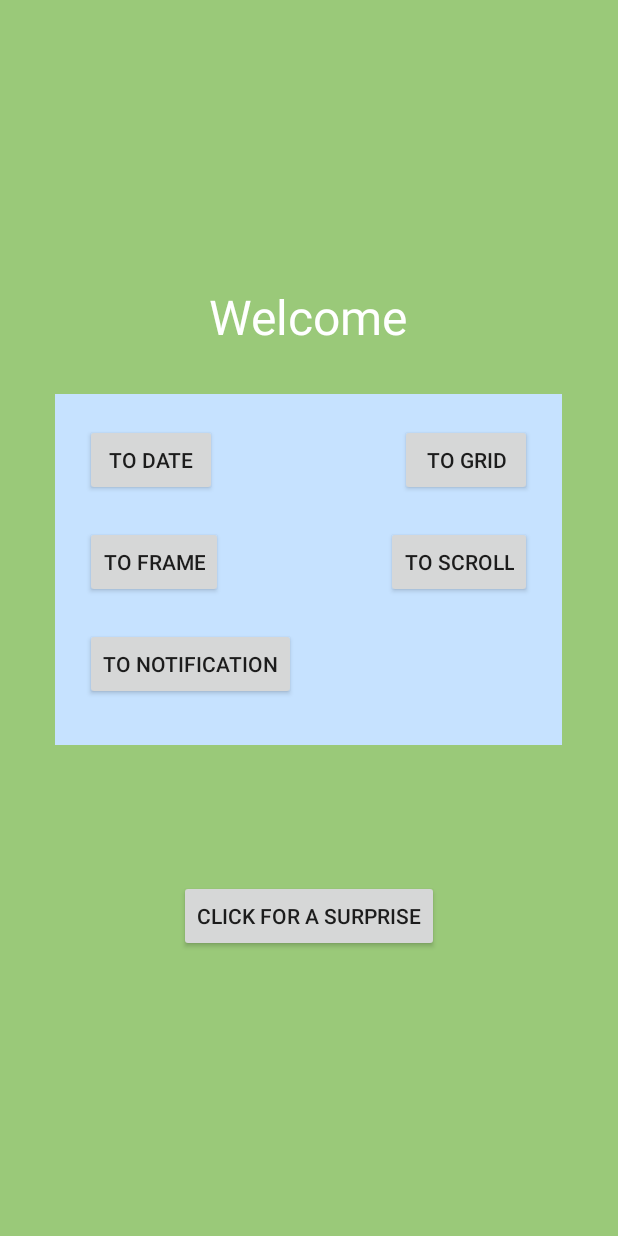
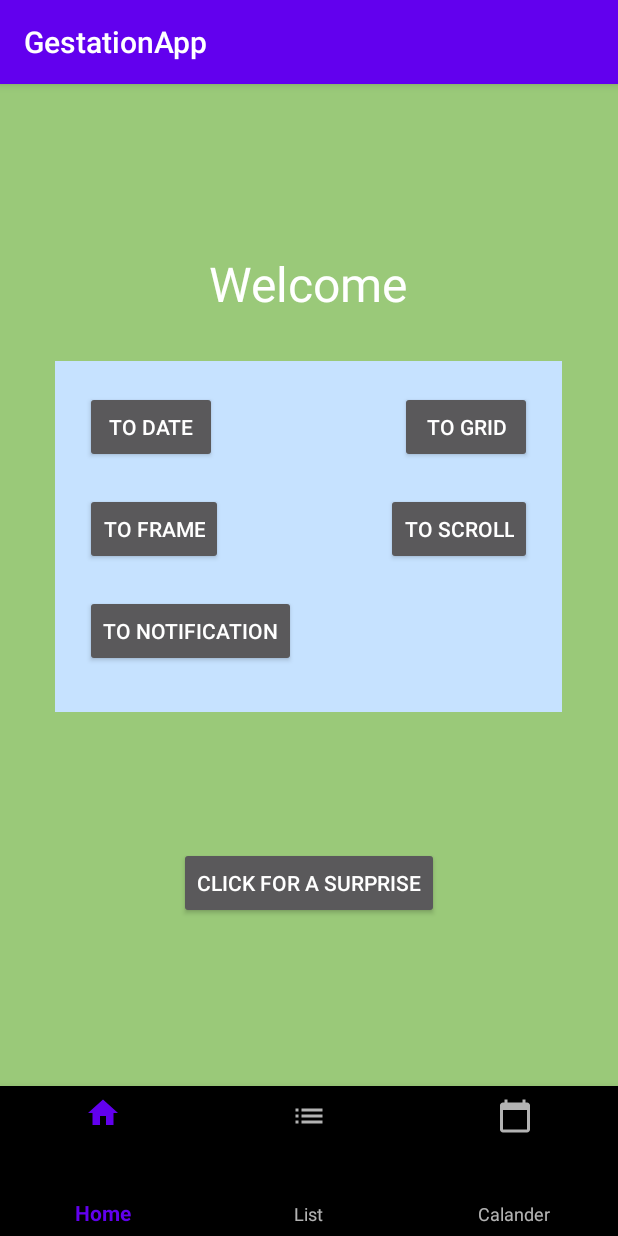
Before and after one commit to andrew-of-ulster/GestationApp, an Android app: the screen it shows after launch (MainActivity), on a phone screen of 412 x 824 dp. Run offline under Robolectric (Android 15) with nearby library versions, the phone set to English and light mode, and no system bars.

Commit message:
Added Nav bar - was painful

```diff
--- a/app/build.gradle
+++ b/app/build.gradle
@@ -21,6 +21,11 @@ android {
             proguardFiles getDefaultProguardFile('proguard-android-optimize.txt'), 'proguard-rules.pro'
         }
     }
+
+    buildFeatures{
+        viewBinding true
+    }
+
     compileOptions {
         sourceCompatibility JavaVersion.VERSION_1_8
         targetCompatibility JavaVersion.VERSION_1_8
@@ -32,6 +37,7 @@ dependencies {
     implementation 'androidx.appcompat:appcompat:1.3.0'
     implementation 'com.google.android.material:material:1.4.0'
     implementation 'androidx.constraintlayout:constraintlayout:2.0.4'
+    implementation 'androidx.legacy:legacy-support-v4:1.0.0'
     testImplementation 'junit:junit:4.13.2'
     androidTestImplementation 'androidx.test.ext:junit:1.1.3'
     androidTestImplementation 'androidx.test.espresso:espresso-core:3.4.0'
--- a/app/src/main/java/com/example/gestationapp/MainActivity.java
+++ b/app/src/main/java/com/example/gestationapp/MainActivity.java
@@ -1,6 +1,9 @@
 package com.example.gestationapp;
 
 import androidx.appcompat.app.AppCompatActivity;
+import androidx.fragment.app.Fragment;
+import androidx.fragment.app.FragmentManager;
+import androidx.fragment.app.FragmentTransaction;
 
 import android.content.Intent;
 import android.os.Bundle;
@@ -8,7 +11,11 @@ import android.view.View;
 import android.widget.Button;
 import android.widget.TextView;
 
+import com.example.gestationapp.databinding.ActivityMainBinding;
+
 public class MainActivity extends AppCompatActivity {
+
+    ActivityMainBinding binding;
 
     Button firstButton,toDateBut,toScrollBut, toFrameBut, toGridBut, toNotiBut;
     TextView welcome;
@@ -18,7 +25,8 @@ public class MainActivity extends AppCompatActivity {
     @Override
     protected void onCreate(Bundle savedInstanceState) {
         super.onCreate(savedInstanceState);
-        setContentView(R.layout.activity_main);
+        binding =ActivityMainBinding.inflate(getLayoutInflater());
+        setContentView(binding.getRoot());
 
         welcome = (TextView) findViewById(R.id.textView);
 
@@ -81,7 +89,28 @@ public class MainActivity extends AppCompatActivity {
             }
         });
 
+        binding.bottomNavigationView.setOnItemSelectedListener(item -> {
+            switch (item.getItemId()) {
+                case R.id.home:
+                    replaceFragment(new HomeFragment());
+                    break;
+                case R.id.list:
+                    replaceFragment(new ListFragment());
+                    break;
+                case R.id.Calander:
+                    replaceFragment(new CalendarFragment());
+            }
+            return true;
+        });
+
+
     }
 
+    private void replaceFragment(Fragment fragment){
+        FragmentManager fragmentManager = getSupportFragmentManager();
+        FragmentTransaction fragmentTransaction = fragmentManager.beginTransaction();
+        fragmentTransaction.replace(R.id.frame_Layout, fragment);
+        fragmentTransaction.commit();
+    }
 
 }
--- /dev/null
+++ b/app/src/main/res/drawable/ic_baseline_calendar_today_24.xml
@@ -0,0 +1,5 @@
+<vector android:height="24dp" android:tint="#0323FF"
+    android:viewportHeight="24" android:viewportWidth="24"
+    android:width="24dp" xmlns:android="http://schemas.android.com/apk/res/android">
+    <path android:fillColor="@android:color/white" android:pathData="M20,3h-1L19,1h-2v2L7,3L7,1L5,1v2L4,3c-1.1,0 -2,0.9 -2,2v16c0,1.1 0.9,2 2,2h16c1.1,0 2,-0.9 2,-2L22,5c0,-1.1 -0.9,-2 -2,-2zM20,21L4,21L4,8h16v13z"/>
+</vector>
--- /dev/null
+++ b/app/src/main/res/drawable/ic_baseline_home_24.xml
@@ -0,0 +1,5 @@
+<vector android:height="24dp" android:tint="#0323FF"
+    android:viewportHeight="24" android:viewportWidth="24"
+    android:width="24dp" xmlns:android="http://schemas.android.com/apk/res/android">
+    <path android:fillColor="@android:color/white" android:pathData="M10,20v-6h4v6h5v-8h3L12,3 2,12h3v8z"/>
+</vector>
--- /dev/null
+++ b/app/src/main/res/drawable/ic_baseline_list_24.xml
@@ -0,0 +1,5 @@
+<vector android:height="24dp" android:tint="#0323FF"
+    android:viewportHeight="24" android:viewportWidth="24"
+    android:width="24dp" xmlns:android="http://schemas.android.com/apk/res/android">
+    <path android:fillColor="@android:color/white" android:pathData="M3,13h2v-2L3,11v2zM3,17h2v-2L3,15v2zM3,9h2L5,7L3,7v2zM7,13h14v-2L7,11v2zM7,17h14v-2L7,15v2zM7,7v2h14L21,7L7,7z"/>
+</vector>
--- a/app/src/main/res/layout/activity_main.xml
+++ b/app/src/main/res/layout/activity_main.xml
@@ -8,96 +8,101 @@
     tools:context=".MainActivity">
 
 
+    <FrameLayout
+        android:id = "@+id/frame_Layout"
+        android:layout_width="0dp"
+        android:layout_height="0dp"
+        app:layout_constraintBottom_toTopOf="@+id/bottomNavigationView"
+        app:layout_constraintEnd_toEndOf="parent"
+        app:layout_constraintStart_toStartOf="parent"
+        app:layout_constraintTop_toTopOf="parent">
+
 
         <LinearLayout
-    android:orientation="vertical"
             android:layout_width="match_parent"
             android:layout_height="match_parent"
+            android:gravity="center"
+            android:orientation="vertical"
             app:layout_constraintBottom_toBottomOf="parent"
             app:layout_constraintLeft_toLeftOf="parent"
             app:layout_constraintRight_toRightOf="parent"
             app:layout_constraintTop_toTopOf="parent"
-    android:gravity="center"
-
 
 
             >
+
             <TextView
                 android:id="@+id/textView"
                 android:layout_width="wrap_content"
                 android:layout_height="wrap_content"
+                android:layout_gravity="center"
+                android:layout_marginBottom="30dp"
                 android:text="Welcome"
                 android:textColor="#ffffff"
-        android:layout_gravity="center"
-        android:layout_marginBottom="30dp"
                 android:textSize="32dp"
 
                 />
 
             <LinearLayout
-        android:orientation="horizontal"
                 android:layout_width="wrap_content"
                 android:layout_height="wrap_content"
                 android:layout_marginBottom="10dp"
-        android:background = "#C6E2FF"
+                android:background="#C6E2FF"
+                android:orientation="horizontal"
                 android:padding="20dp">
 
                 <LinearLayout
-        android:orientation="vertical"
                     android:layout_width="wrap_content"
                     android:layout_height="wrap_content"
                     android:layout_marginBottom="10dp"
+                    android:orientation="vertical"
 
                     >
+
                     <Button
                         android:id="@+id/nextLayout"
                         android:layout_width="wrap_content"
                         android:layout_height="wrap_content"
-            android:text="To Date"
-            android:layout_marginBottom="20dp"/>
+                        android:layout_marginBottom="20dp"
+                        android:text="To Date" />
 
                     <Button
                         android:id="@+id/toFrameButton"
                         android:layout_width="wrap_content"
                         android:layout_height="wrap_content"
-            android:text="To Frame"
                         android:layout_marginRight="20dp"
                         android:layout_marginBottom="20dp"
-            />
+                        android:text="To Frame" />
 
                     <Button
                         android:id="@+id/toNotiButton"
                         android:layout_width="wrap_content"
                         android:layout_height="wrap_content"
-            android:text="To Notification"
                         android:layout_marginRight="20dp"
-            />
+                        android:text="To Notification" />
 
                 </LinearLayout>
 
                 <LinearLayout
-        android:orientation="vertical"
                     android:layout_width="wrap_content"
                     android:layout_height="wrap_content"
+                    android:layout_marginLeft="40dp"
                     android:layout_marginBottom="10dp"
-        android:layout_marginLeft="40dp"
                     android:gravity="right"
-        >
+                    android:orientation="vertical">
 
                     <Button
                         android:id="@+id/toGridButton"
                         android:layout_width="wrap_content"
                         android:layout_height="wrap_content"
-        android:text="To Grid"
                         android:layout_marginBottom="20dp"
-        />
+                        android:text="To Grid" />
 
                     <Button
                         android:id="@+id/toScrollButton"
                         android:layout_width="wrap_content"
                         android:layout_height="wrap_content"
-            android:text="To Scroll"
-            />
+                        android:text="To Scroll" />
 
                 </LinearLayout>
 
@@ -114,5 +119,15 @@
                 />
 
         </LinearLayout>
+    </FrameLayout>
 
+    <com.google.android.material.bottomnavigation.BottomNavigationView
+        android:id="@+id/bottomNavigationView"
+        android:layout_width="match_parent"
+        android:layout_height="100dp"
+        app:layout_constraintBottom_toBottomOf="parent"
+        app:layout_constraintEnd_toEndOf="parent"
+        app:layout_constraintStart_toStartOf="parent"
+        app:menu="@menu/bottom_nav_menu"
+        app:labelVisibilityMode="labeled"/>
 </androidx.constraintlayout.widget.ConstraintLayout>
--- /dev/null
+++ b/app/src/main/res/menu/bottom_nav_menu.xml
@@ -0,0 +1,21 @@
+<?xml version="1.0" encoding="utf-8"?>
+<menu xmlns:android="http://schemas.android.com/apk/res/android">
+
+
+    <item
+        android:id="@+id/home"
+        android:icon="@drawable/ic_baseline_home_24"
+        android:title="Home" />
+
+    <item
+        android:id="@+id/list"
+        android:title="List"
+        android:icon = "@drawable/ic_baseline_list_24"/>
+
+
+    <item
+        android:id = "@+id/Calander"
+        android:icon = "@drawable/ic_baseline_calendar_today_24"
+        android:title="Calander" />
+
+</menu>
--- a/app/src/main/res/values-night/themes.xml
+++ b/app/src/main/res/values-night/themes.xml
@@ -1,6 +1,6 @@
 <resources xmlns:tools="http://schemas.android.com/tools">
     <!-- Base application theme. -->
-    <style name="Theme.GestationApp" parent="Theme.AppCompat.Light.NoActionBar">
+    <style name="Theme.GestationApp" parent="Theme.AppCompat.NoActionBar">
         <!-- Primary brand color. -->
         <item name="colorPrimary">@color/purple_200</item>
         <item name="colorPrimaryVariant">@color/purple_700</item>
--- a/app/src/main/res/values/strings.xml
+++ b/app/src/main/res/values/strings.xml
@@ -1,3 +1,5 @@
 <resources>
     <string name="app_name">GestationApp</string>
+    <!-- TODO: Remove or change this placeholder text -->
+    <string name="hello_blank_fragment">Hello blank fragment</string>
 </resources>
--- a/app/src/main/res/values/themes.xml
+++ b/app/src/main/res/values/themes.xml
@@ -1,6 +1,6 @@
 <resources xmlns:tools="http://schemas.android.com/tools">
     <!-- Base application theme. -->
-    <style name="Theme.GestationApp" parent="Theme.AppCompat.Light.NoActionBar">
+    <style name="Theme.GestationApp" parent="Theme.AppCompat">
         <!-- Primary brand color. -->
         <item name="colorPrimary">@color/purple_500</item>
         <item name="colorPrimaryVariant">@color/purple_700</item>
--- a/build.gradle
+++ b/build.gradle
@@ -4,6 +4,8 @@ plugins {
     id 'com.android.library' version '7.1.1' apply false
 }
 
+
+
 task clean(type: Delete) {
     delete rootProject.buildDir
 }
```
Also changed, not shown: app/src/main/java/com/example/gestationapp/CalendarFragment.java (added, +64 -0 lines), app/src/main/java/com/example/gestationapp/HomeFragment.java (added, +64 -0 lines), app/src/main/java/com/example/gestationapp/ListFragment.java (added, +64 -0 lines), app/src/main/res/layout/fragment_calendar.xml (added, +17 -0 lines), app/src/main/res/layout/fragment_home.xml (added, +17 -0 lines), app/src/main/res/layout/fragment_list.xml (added, +17 -0 lines). Lines whose indentation alone changed are shown as unchanged.
